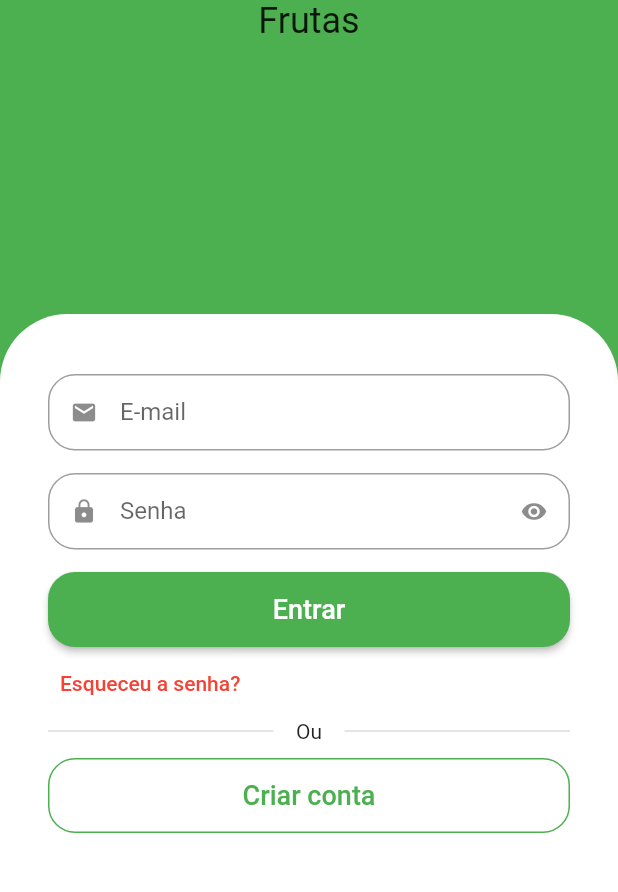
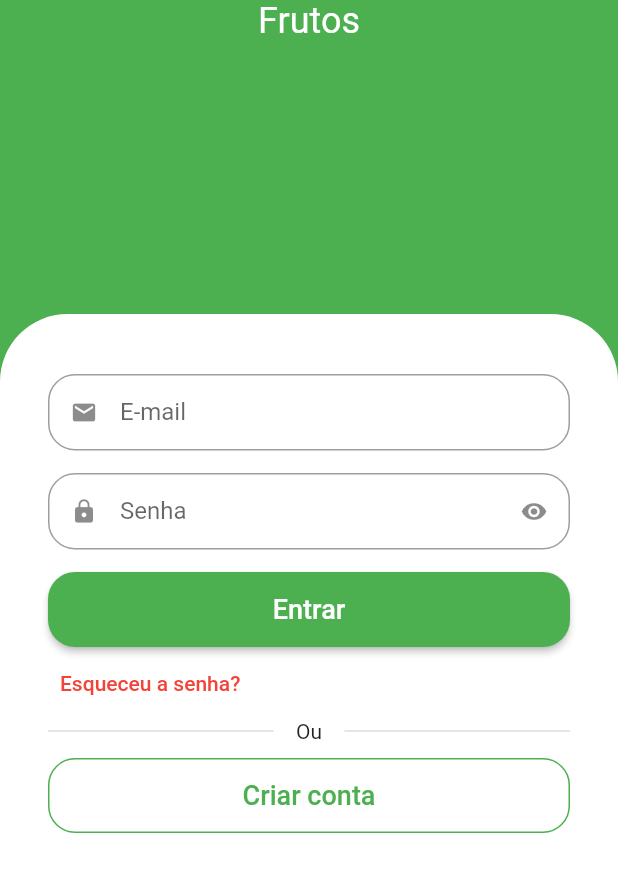
Before and after one commit to leandrolima132/app_greengrocer, a Flutter app: the screen it shows after launch, on a phone screen of 412 x 824 dp, the part 343-1235 px from its top. Run offline on Flutter 3.47's test engine with Material 2 defaults, Android fonts, the phone set to English and light mode, and no system bars; drawn by our look-alikes of animated_text_kit.

Commit message:
feat: removendo animated_text_kit

```diff
--- a/lib/modules/sign-in/sign_in_screen.dart
+++ b/lib/modules/sign-in/sign_in_screen.dart
@@ -1,4 +1,3 @@
-import 'package:animated_text_kit/animated_text_kit.dart';
 import 'package:flutter/material.dart';
 import 'package:greengrocer/modules/sign-in/components/custom_text_field.dart';
 
@@ -14,9 +13,9 @@ class SignInScreen extends StatelessWidget {
           Expanded(
             child: Column(
               mainAxisAlignment: MainAxisAlignment.center,
-              children: [
+              children: const [
                 // Nome do app
-                const Text.rich(
+                Text.rich(
                   TextSpan(
                     style: TextStyle(
                       fontSize: 40,
@@ -39,49 +38,13 @@ class SignInScreen extends StatelessWidget {
                   ),
                 ),
                 // Categorias
-                AnimatedTextKit(
-                  animatedTexts: [
-                    FadeAnimatedText(
-                      'Frutas',
-                      textStyle: const TextStyle(
-                        fontSize: 24.0,
-                      ),
-                    ),
-                    FadeAnimatedText(
-                      'Verduras',
-                      textStyle: const TextStyle(
-                        fontSize: 24.0,
-                      ),
-                    ),
-                    FadeAnimatedText(
-                      'Legumes',
-                      textStyle: const TextStyle(
-                        fontSize: 24.0,
-                      ),
-                    ),
-                    FadeAnimatedText(
-                      'Carnes',
-                      textStyle: const TextStyle(
-                        fontSize: 24.0,
-                      ),
-                    ),
-                    FadeAnimatedText(
-                      'Cereais',
-                      textStyle: const TextStyle(
-                        fontSize: 24.0,
-                      ),
-                    ),
-                    FadeAnimatedText(
-                      'Laticíneos',
-                      textStyle: const TextStyle(
-                        fontSize: 24.0,
-                      ),
-                    ),
-                  ],
-
-                  //   isRepeatingAnimation: true,
-                  //   totalRepeatCount: 10,
-                ),
+                Text(
+                  "Frutos",
+                  style: TextStyle(
+                    fontSize: 24,
+                    color: Colors.white,
+                  ),
+                )
               ],
             ),
           ),
--- a/pubspec.yaml
+++ b/pubspec.yaml
@@ -33,7 +33,6 @@ dependencies:
   # The following adds the Cupertino Icons font to your application.
   # Use with the CupertinoIcons class for iOS style icons.
   cupertino_icons: ^1.0.2
-  animated_text_kit: ^4.2.3
 
 dev_dependencies:
   flutter_test:
```
Also changed, not shown: pubspec.lock.
